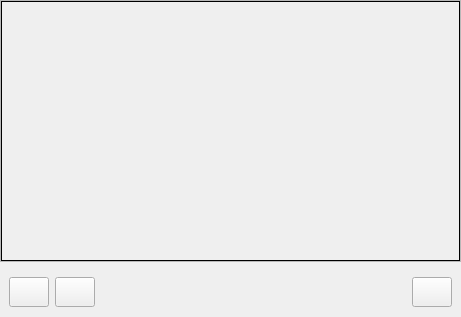
Qt form views/ui_monitor.ui (Herusyahputra/moilapp-plugin-surveillance-monitoring) before a commit.
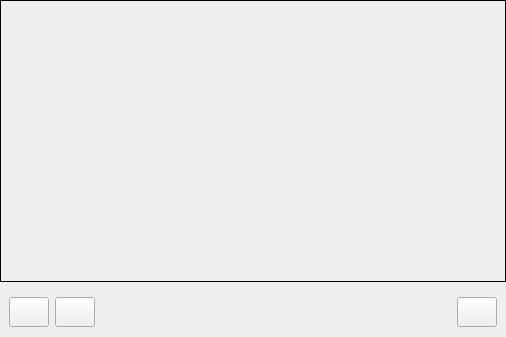
The same form after that commit. Icons and pictures are not drawn.

Commit message: add real dynamic image width

Diff of the .ui file:
```diff
--- a/views/ui_monitor.ui
+++ b/views/ui_monitor.ui
@@ -9,8 +9,8 @@
    <rect>
     <x>0</x>
     <y>0</y>
-    <width>461</width>
-    <height>317</height>
+    <width>506</width>
+    <height>337</height>
    </rect>
   </property>
   <property name="windowTitle">
@@ -38,18 +38,30 @@
       <number>0</number>
      </property>
      <item>
-      <widget class="QFrame" name="labelFrame">
-       <property name="minimumSize">
-        <size>
-         <width>300</width>
-         <height>260</height>
-        </size>
-       </property>
+      <widget class="QScrollArea" name="scrollArea">
        <property name="frameShape">
-        <enum>QFrame::StyledPanel</enum>
+        <enum>QFrame::NoFrame</enum>
        </property>
-       <property name="frameShadow">
-        <enum>QFrame::Raised</enum>
+       <property name="verticalScrollBarPolicy">
+        <enum>Qt::ScrollBarAlwaysOff</enum>
+       </property>
+       <property name="horizontalScrollBarPolicy">
+        <enum>Qt::ScrollBarAlwaysOff</enum>
+       </property>
+       <property name="widgetResizable">
+        <bool>true</bool>
+       </property>
+       <property name="alignment">
+        <set>Qt::AlignCenter</set>
+       </property>
+       <widget class="QWidget" name="scrollAreaWidgetContents">
+        <property name="geometry">
+         <rect>
+          <x>0</x>
+          <y>0</y>
+          <width>504</width>
+          <height>280</height>
+         </rect>
        </property>
        <layout class="QHBoxLayout" name="horizontalLayout_2">
         <property name="spacing">
@@ -84,6 +96,7 @@
          </widget>
         </item>
        </layout>
+       </widget>
       </widget>
      </item>
      <item>
```
Lines whose indentation alone changed are shown as unchanged. The commit also changes 5 other files.
